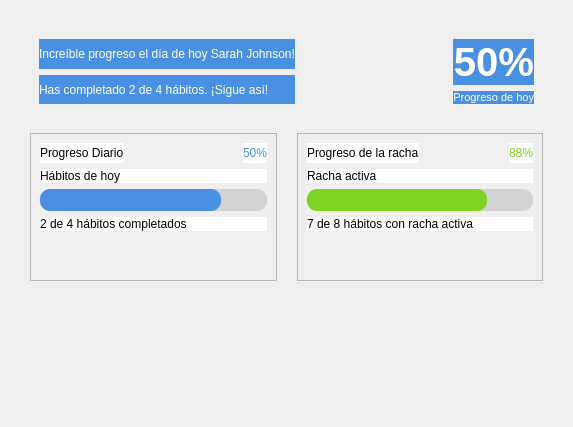
First picture: the form in infraestructure/ui/pages/dashboard/dashboard_view.ui, repository judajaavAlt/PI2, before the edit.
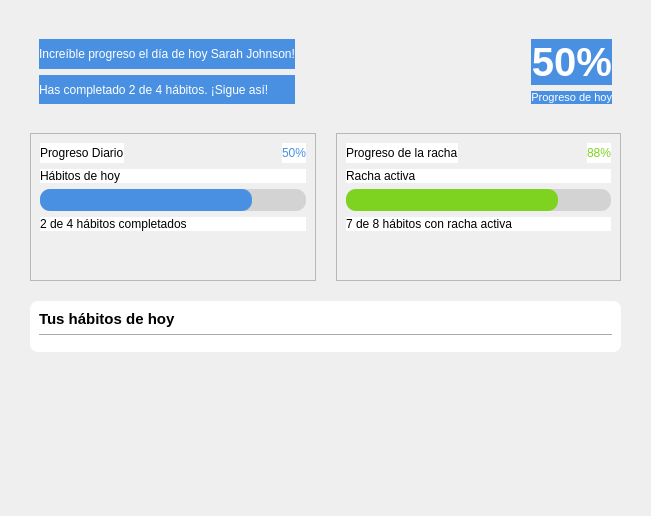
Second picture: the form after the edit.

Commit message: dashboard fixed, controller still to fix

```diff
--- a/infraestructure/ui/pages/dashboard/dashboard_view.ui
+++ b/infraestructure/ui/pages/dashboard/dashboard_view.ui
@@ -6,8 +6,8 @@
    <rect>
     <x>0</x>
     <y>0</y>
-    <width>573</width>
-    <height>427</height>
+    <width>651</width>
+    <height>516</height>
    </rect>
   </property>
   <property name="windowTitle">
@@ -395,6 +395,45 @@
      </item>
     </layout>
    </item>
+   <item>
+    <widget class="QWidget" name="habitsDashboard" native="true">
+     <property name="styleSheet">
+      <string notr="true">QWidget {
+	background-color: white;
+}
+
+QWidget#habitsDashboard {
+	border-radius: 8px;
+}
+
+</string>
+     </property>
+     <layout class="QVBoxLayout" name="verticalLayout_2">
+      <item>
+       <widget class="QLabel" name="label_todays_title">
+        <property name="styleSheet">
+         <string notr="true">color: black;
+font-size: 15px;
+font-weight: bold;	</string>
+        </property>
+        <property name="text">
+         <string>Tus hábitos de hoy</string>
+        </property>
+       </widget>
+      </item>
+      <item>
+       <widget class="Line" name="line">
+        <property name="orientation">
+         <enum>Qt::Orientation::Horizontal</enum>
+        </property>
+       </widget>
+      </item>
+      <item>
+       <widget class="QWidget" name="habitsContainer" native="true"/>
+      </item>
+     </layout>
+    </widget>
+   </item>
    <item>
     <spacer name="verticalSpacer_3">
      <property name="orientation">
```
Left out of the diff: 2 changed lines with no effect on the pictures. The commit also changes 6 other files.
